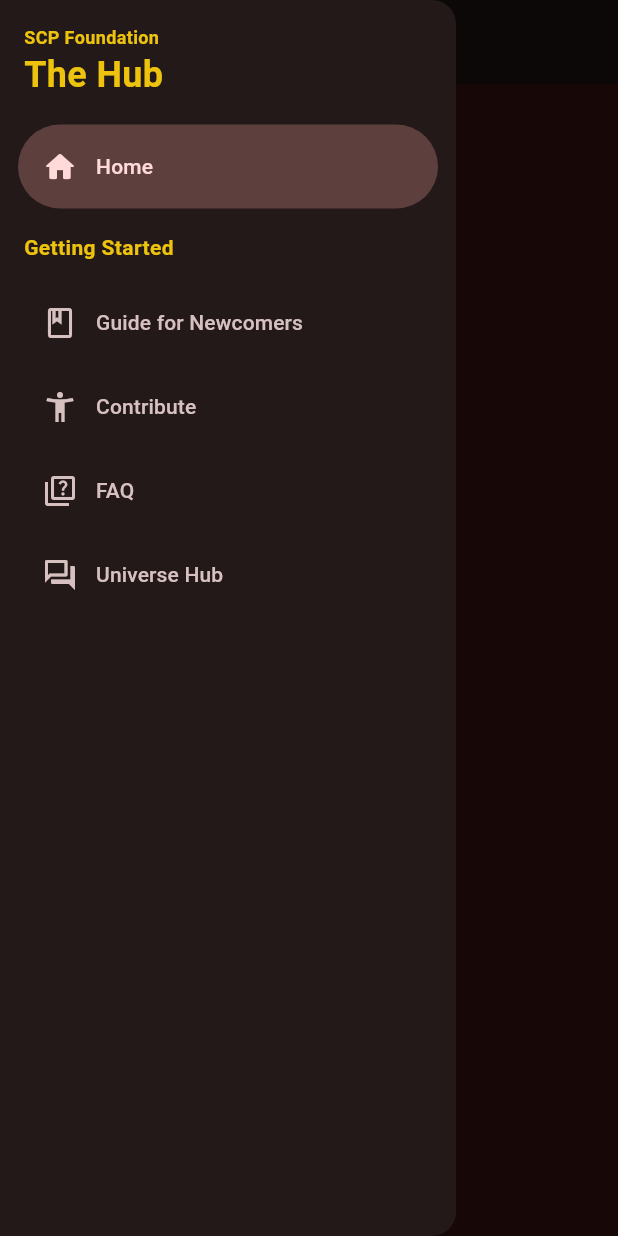
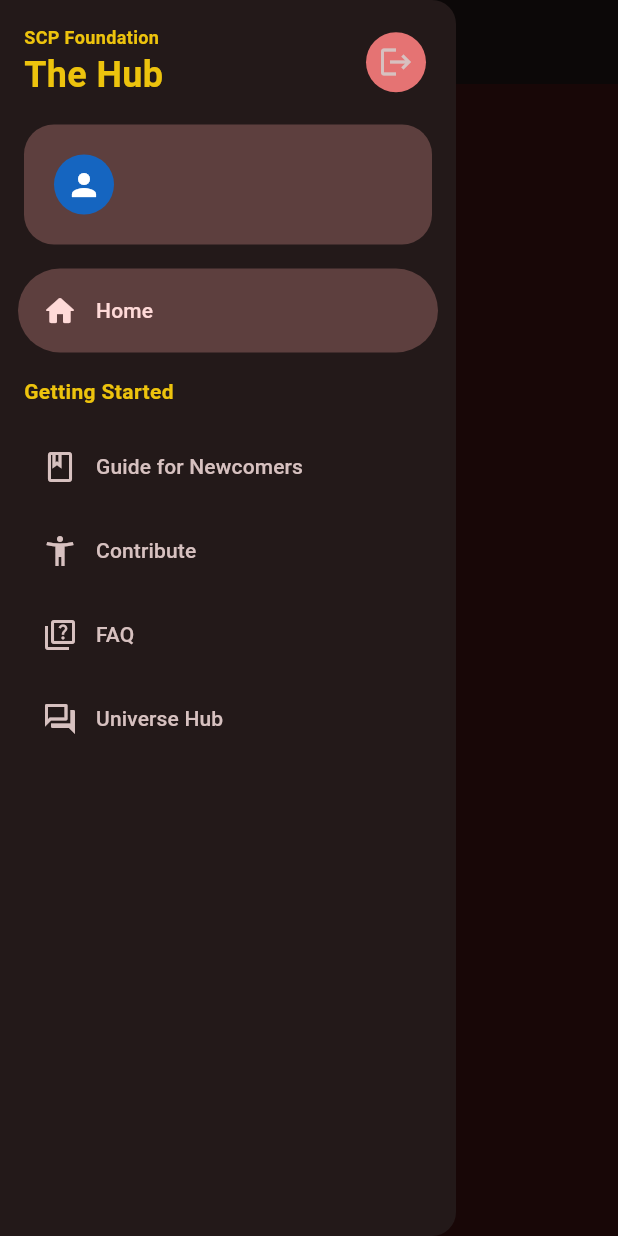
Before and after one commit to glitchcodes/crud-app-flutter, a Flutter app: the HomeScreen screen opened directly with empty values, with the side drawer open, on a phone screen of 412 x 824 dp. Run offline on Flutter 3.47's test engine with Material 3 defaults, Android fonts, the phone set to English and light mode, and no system bars; our stand-ins replace cached_network_image, cloud_firestore, firebase_auth, firebase_core, flutter_bloc, flutter_dotenv and 3 more; missing offline and left inert: cloudflare_r2, fleather; accounts and stored records are empty; Roboto replaces fonts that are missing (Grenze Gotisch).

Commit message:
feat(profile): add profile card on home drawer

```diff
--- a/lib/ui/drawer/home_drawer.dart
+++ b/lib/ui/drawer/home_drawer.dart
@@ -1,6 +1,12 @@
+import 'package:crud_app/features/auth/presentation/bloc/auth_bloc.dart';
+import 'package:crud_app/features/auth/presentation/bloc/auth_event.dart';
+import 'package:crud_app/ui/profile_card.dart';
+import 'package:firebase_auth/firebase_auth.dart';
 import 'package:flutter/material.dart';
 
 import 'package:crud_app/ui/typography/text_heading.dart';
+import 'package:flutter_bloc/flutter_bloc.dart';
+import 'package:go_router/go_router.dart';
 
 class HomeDrawer extends StatelessWidget {
   final int selectedDrawerIndex;
@@ -32,9 +38,11 @@
           onItemSelected(index);
           Navigator.of(context).pop();
         },
-        children: const [
-          Padding(padding: EdgeInsets.all(16),
-            child: Column(
+        children: [
+          Padding(padding: const EdgeInsets.all(16),
+            child: Row(
+              children: [
+                const Column(
                   crossAxisAlignment: CrossAxisAlignment.start,
                   children: [
                     TextHeading(
@@ -52,14 +60,33 @@
                     ),
                   ],
                 ),
+                Spacer(),
+                IconButton(
+                    onPressed: () {
+                      context.read<AuthBloc>().add(LogoutEvent());
+
+                      context.go('/login');
+                    },
+                    icon: Icon(Icons.logout),
+                    style: ElevatedButton.styleFrom(
+                        backgroundColor: Colors.red[300]
                     ),
-          NavigationDrawerDestination(
+                ),
+              ],
+            )
+          ),
+          Padding(
+            padding: EdgeInsets.symmetric(horizontal: 16),
+            child: ProfileCard()
+          ),
+          SizedBox(height: 16),
+          const NavigationDrawerDestination(
               icon: Icon(Icons.home_outlined),
               selectedIcon: Icon(Icons.home_rounded),
               label: Text('Home')
           ),
-          SizedBox(height: 16),
-          Padding(
+          const SizedBox(height: 16),
+          const Padding(
               padding: EdgeInsets.only(
                   left: 16,
                   bottom: 12
@@ -69,26 +96,26 @@
                   style: TextStyle(fontSize: 14)
               )
           ),
-          NavigationDrawerDestination(
+          const NavigationDrawerDestination(
               icon: Icon(Icons.book_outlined),
               selectedIcon: Icon(Icons.book_rounded),
               label: Text('Guide for Newcomers')
           ),
-          NavigationDrawerDestination(
+          const NavigationDrawerDestination(
               icon: Icon(Icons.accessibility_new_outlined),
               selectedIcon: Icon(Icons.accessibility_new_rounded),
               label: Text('Contribute')
           ),
-          NavigationDrawerDestination(
+          const NavigationDrawerDestination(
               icon: Icon(Icons.quiz_outlined),
               selectedIcon: Icon(Icons.quiz_rounded),
               label: Text('FAQ')
           ),
-          NavigationDrawerDestination(
+          const NavigationDrawerDestination(
               icon: Icon(Icons.forum_outlined),
               selectedIcon: Icon(Icons.forum_rounded),
               label: Text('Universe Hub')
-          )
+          ),
         ]
     );
   }
--- /dev/null
+++ b/lib/ui/profile_card.dart
@@ -0,0 +1,122 @@
+// widgets/profile_card.dart
+import 'package:cached_network_image/cached_network_image.dart';
+import 'package:cloud_firestore/cloud_firestore.dart';
+import 'package:flutter/material.dart';
+import 'package:flutter_bloc/flutter_bloc.dart';
+import 'package:firebase_auth/firebase_auth.dart';
+
+class ProfileCard extends StatelessWidget {
+  const ProfileCard({super.key});
+
+  @override
+  Widget build(BuildContext context) {
+    return Container(
+      padding: const EdgeInsets.all(4),
+      decoration: BoxDecoration(
+        borderRadius: BorderRadius.circular(20),
+        color: Color(0xff5d3f3e)
+      ),
+      child: StreamBuilder<User?>(
+        stream: FirebaseAuth.instance.authStateChanges(),
+        builder: (context, authSnapshot) {
+          if (!authSnapshot.hasData) {
+            return _buildGuestProfile();
+          }
+
+          final user = authSnapshot.data!;
+          return StreamBuilder<DocumentSnapshot>(
+            stream: FirebaseFirestore.instance
+                .collection('profiles')
+                .doc(user.uid)
+                .snapshots(),
+            builder: (context, userSnapshot) {
+              if (!userSnapshot.hasData) {
+                return _buildLoadingProfile(user);
+              }
+
+              final userData = userSnapshot.data!.data() as Map<String, dynamic>?;
+              return _buildUserProfile(user, userData ?? {});
+            },
+          );
+        },
+      )
+    );
+  }
+
+  Widget _buildLoadingProfile(User user) {
+    return ListTile(
+      leading: const CircleAvatar(
+        child: CircularProgressIndicator(),
+      ),
+      title: Text(user.email ?? 'No email'),
+      subtitle: const Text('Loading...'),
+    );
+  }
+
+  Widget _buildUserProfile(User user, Map<String, dynamic> userData) {
+    final String? avatar = userData['profilePictureURL'];
+    final String? name = userData['fullName']?.toString();
+    final String? email = user.email;
+
+    return ListTile(
+      leading: _buildProfileAvatar(avatar, name, email),
+      title: Text(
+        userData['name']?.toString() ?? user.email ?? 'Anonymous',
+        style: const TextStyle(fontWeight: FontWeight.bold),
+      ),
+      subtitle: Text(user.email ?? 'No email'),
+    );
+  }
+
+  String _getInitials(String? name, String? email) {
+    if (name != null && name.isNotEmpty) {
+      final nameParts = name.trim().split(' ');
+      if (nameParts.length > 1) {
+        return '${nameParts[0][0]}${nameParts.last[0]}'.toUpperCase();
+      }
+      return name[0].toUpperCase();
+    }
+    if (email != null && email.isNotEmpty) {
+      return email[0].toUpperCase();
+    }
+    return '';
+  }
+
+  Widget _buildProfileAvatar(String? imageUrl, String? name, String? email) {
+    if (imageUrl != null && imageUrl.isNotEmpty) {
+      return CircleAvatar(
+        radius: 24,
+        backgroundImage: CachedNetworkImageProvider(imageUrl),
+        onBackgroundImageError: (exception, stackTrace) =>
+            _buildFallbackAvatar(name, email),
+      );
+    }
+    return _buildFallbackAvatar(name, email);
+  }
+
+  Widget _buildFallbackAvatar(String? name, String? email) {
+    final String initials = _getInitials(name, email);
+    return CircleAvatar(
+      backgroundColor: Colors.blue.shade800,
+      child: initials.isNotEmpty
+          ? Text(
+        initials,
+        style: const TextStyle(
+          color: Colors.white,
+          fontWeight: FontWeight.bold,
+        ),
+      )
+          : const Icon(Icons.person, color: Colors.white),
+    );
+  }
+
+  Widget _buildGuestProfile() {
+    return const ListTile(
+      leading: CircleAvatar(
+        child: Icon(Icons.person),
+      ),
+      title: Text('Guest'),
+      subtitle: Text('Please sign in'),
+    );
+  }
+}
```
Lines whose indentation alone changed are shown as unchanged.
